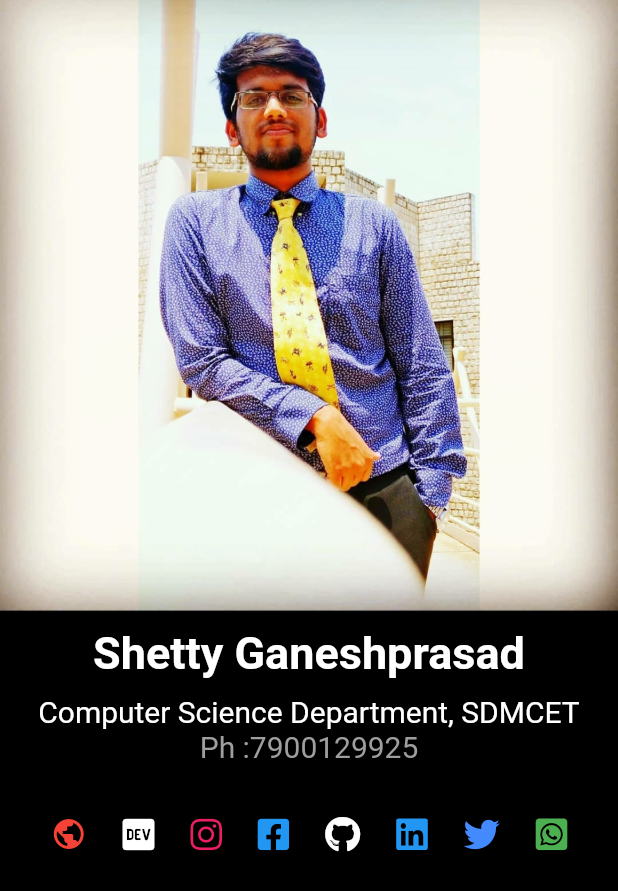
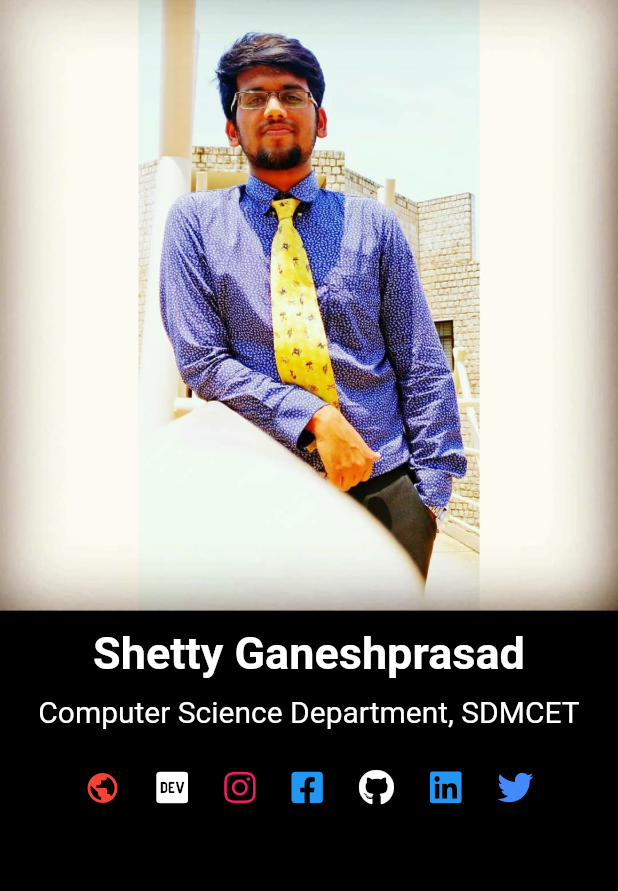
Before and after one commit to ShettyGaneshprasad/SpaceX, a Flutter app: the GShetty screen opened directly, on a phone screen of 412 x 824 dp. Shown: the top 891 px of the screen. Run offline on Flutter 3.47's test engine with Material 2 defaults, Android fonts, the phone set to English and light mode, and no system bars; our stand-ins replace data_connection_checker, flutter_svg, font_awesome_flutter, share, video_player, webview_flutter; network calls fail; Roboto replaces fonts that are missing (Arial).

Commit message:
changed about developer section

```diff
--- a/lib/gshetty.dart
+++ b/lib/gshetty.dart
@@ -34,14 +34,17 @@ class GShetty extends StatelessWidget {
                 color: Colors.white),
             textAlign: TextAlign.center,
           ),
-          Text(
+          SizedBox(
+            height: 15,
+          ),
+          /*   Text(
             "Ph :7900129925\n",
             style: new TextStyle(
                 fontSize: 20.0,
                 fontStyle: FontStyle.normal,
                 color: Colors.grey),
             textAlign: TextAlign.center,
-          ),
+          ),*/
           Column(
             crossAxisAlignment: CrossAxisAlignment.center,
             children: <Widget>[
@@ -191,7 +194,7 @@ class GShetty extends StatelessWidget {
                       ),
                     ),
                   ),
-                  Card(
+                  /*  Card(
                     color: Colors.black,
                     elevation: 10,
                     margin: EdgeInsets.all(12.0),
@@ -210,7 +213,7 @@ class GShetty extends StatelessWidget {
                         ],
                       ),
                     ),
-                  ),
+                  ),*/
                 ],
               ),
             ],
```
